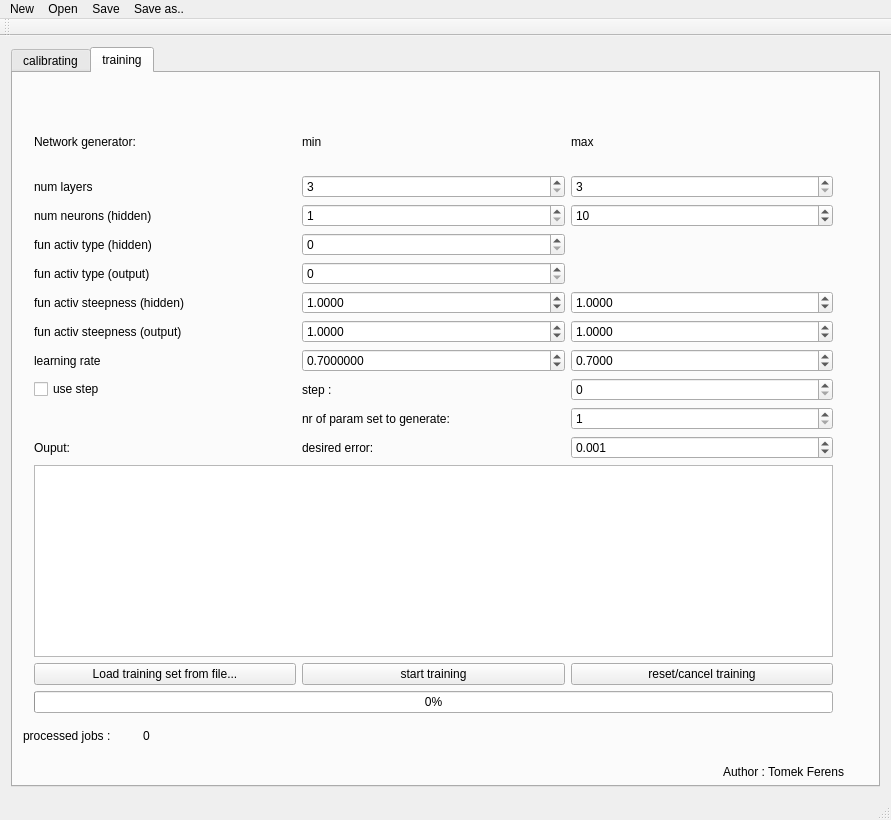
Qt form App/calib_tools/calib_tool/calibtool.ui (ferot/dms) before a commit.
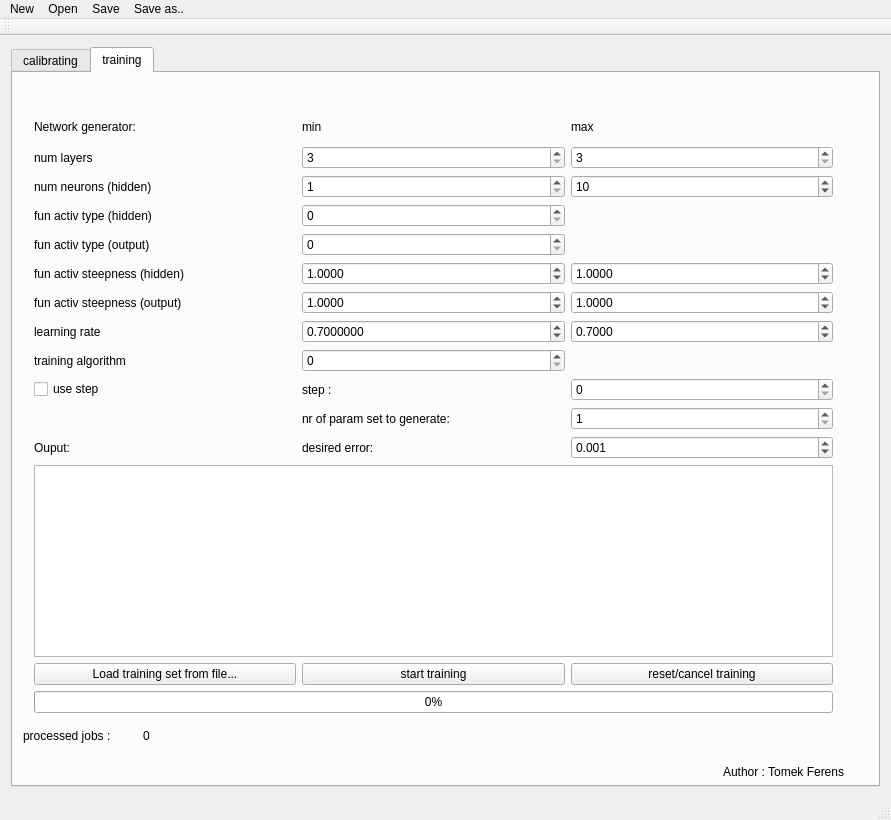
The same form after that commit.

Commit message: Refactor Param generatora and FANN Wrapper to use UI values and added activation funcs reporting

Diff of the .ui file:
```diff
--- a/App/calib_tools/calib_tool/calibtool.ui
+++ b/App/calib_tools/calib_tool/calibtool.ui
@@ -358,7 +358,7 @@
          </rect>
         </property>
         <layout class="QGridLayout" name="gridLayout_2">
-         <item row="2" column="2">
+         <item row="5" column="2">
           <widget class="QSpinBox" name="spinBox_numneur_max">
            <property name="minimum">
             <number>1</number>
@@ -374,47 +374,47 @@
            </property>
           </widget>
          </item>
-         <item row="11" column="0" rowspan="3" colspan="3">
+         <item row="15" column="0" rowspan="3" colspan="3">
           <widget class="QTextEdit" name="text_edit_output"/>
          </item>
-         <item row="0" column="0">
+         <item row="1" column="0">
           <widget class="QLabel" name="label_11">
            <property name="text">
             <string>Network generator:</string>
            </property>
           </widget>
          </item>
-         <item row="2" column="0">
+         <item row="5" column="0">
           <widget class="QLabel" name="label_7">
            <property name="text">
             <string>num neurons (hidden)</string>
            </property>
           </widget>
          </item>
-         <item row="5" column="2">
-          <widget class="QDoubleSpinBox" name="doubleSpinBox_funhidsteep_max">
-           <property name="decimals">
-            <number>4</number>
-           </property>
-           <property name="singleStep">
-            <double>0.010000000000000</double>
-           </property>
-           <property name="value">
-            <double>1.000000000000000</double>
-           </property>
-          </widget>
-         </item>
          <item row="8" column="2">
-          <widget class="QSpinBox" name="step_spinBox_7"/>
+          <widget class="QDoubleSpinBox" name="doubleSpinBox_funhidsteep_max">
+           <property name="decimals">
+            <number>4</number>
+           </property>
+           <property name="singleStep">
+            <double>0.010000000000000</double>
+           </property>
+           <property name="value">
+            <double>1.000000000000000</double>
+           </property>
+          </widget>
          </item>
-         <item row="16" column="0" colspan="3">
+         <item row="20" column="0" colspan="3">
           <widget class="QProgressBar" name="progressBar">
            <property name="value">
             <number>0</number>
            </property>
           </widget>
          </item>
-         <item row="2" column="1">
+         <item row="12" column="2">
+          <widget class="QSpinBox" name="step_spinBox_7"/>
+         </item>
+         <item row="5" column="1">
           <widget class="QSpinBox" name="spinBox_numneur_min">
            <property name="minimum">
             <number>1</number>
@@ -427,7 +427,7 @@
            </property>
           </widget>
          </item>
-         <item row="1" column="1">
+         <item row="4" column="1">
           <widget class="QSpinBox" name="spinBox_numlay_min">
            <property name="minimum">
             <number>3</number>
@@ -437,21 +437,21 @@
            </property>
           </widget>
          </item>
-         <item row="1" column="2">
+         <item row="4" column="2">
           <widget class="QSpinBox" name="spinBox_numlay_max">
            <property name="minimum">
             <number>3</number>
            </property>
           </widget>
          </item>
-         <item row="6" column="0">
+         <item row="9" column="0">
           <widget class="QLabel" name="label_9">
            <property name="text">
             <string>fun activ steepness (output)</string>
            </property>
           </widget>
          </item>
-         <item row="6" column="2">
+         <item row="9" column="2">
           <widget class="QDoubleSpinBox" name="doubleSpinBox_funoutpsteep_max">
            <property name="decimals">
             <number>4</number>
@@ -464,21 +464,21 @@
            </property>
           </widget>
          </item>
-         <item row="0" column="2">
+         <item row="1" column="2">
           <widget class="QLabel" name="label_13">
            <property name="text">
             <string>max</string>
            </property>
           </widget>
          </item>
-         <item row="15" column="0">
+         <item row="19" column="0">
           <widget class="QPushButton" name="loadFromFileButton">
            <property name="text">
             <string>Load training set from file...</string>
            </property>
           </widget>
          </item>
-         <item row="5" column="1">
+         <item row="8" column="1">
           <widget class="QDoubleSpinBox" name="doubleSpinBox_funhidsteep_min">
            <property name="decimals">
             <number>4</number>
@@ -491,14 +491,14 @@
            </property>
           </widget>
          </item>
-         <item row="8" column="0">
+         <item row="12" column="0">
           <widget class="QCheckBox" name="step_checkBox">
            <property name="text">
             <string>use step </string>
            </property>
           </widget>
          </item>
-         <item row="6" column="1">
+         <item row="9" column="1">
           <widget class="QDoubleSpinBox" name="doubleSpinBox__funoutpsteep_min">
            <property name="decimals">
             <number>4</number>
@@ -511,42 +511,42 @@
            </property>
           </widget>
          </item>
-         <item row="0" column="1">
+         <item row="1" column="1">
           <widget class="QLabel" name="label_12">
            <property name="text">
             <string>min</string>
            </property>
           </widget>
          </item>
-         <item row="5" column="0">
+         <item row="8" column="0">
           <widget class="QLabel" name="label_8">
            <property name="text">
             <string>fun activ steepness (hidden)</string>
            </property>
           </widget>
          </item>
-         <item row="8" column="1">
+         <item row="12" column="1">
           <widget class="QLabel" name="label_10">
            <property name="text">
             <string>step : </string>
            </property>
           </widget>
          </item>
-         <item row="1" column="0">
+         <item row="4" column="0">
           <widget class="QLabel" name="label_6">
            <property name="text">
             <string>num layers</string>
            </property>
           </widget>
          </item>
-         <item row="7" column="0">
+         <item row="10" column="0">
           <widget class="QLabel" name="label_5">
            <property name="text">
             <string>learning rate</string>
            </property>
           </widget>
          </item>
-         <item row="7" column="1">
+         <item row="10" column="1">
           <widget class="QDoubleSpinBox" name="doubleSpinBox_learnrate_min">
            <property name="decimals">
             <number>7</number>
@@ -565,7 +565,7 @@
            </property>
           </widget>
          </item>
-         <item row="7" column="2">
+         <item row="10" column="2">
           <widget class="QDoubleSpinBox" name="doubleSpinBox_learnrate_max">
            <property name="decimals">
             <number>4</number>
@@ -578,14 +578,14 @@
            </property>
           </widget>
          </item>
-         <item row="10" column="1">
+         <item row="14" column="1">
           <widget class="QLabel" name="label_14">
            <property name="text">
             <string>desired error:</string>
            </property>
           </widget>
          </item>
-         <item row="10" column="2">
+         <item row="14" column="2">
           <widget class="QDoubleSpinBox" name="doubleSpinBox_desired_error">
            <property name="decimals">
             <number>3</number>
@@ -598,21 +598,21 @@
            </property>
           </widget>
          </item>
-         <item row="9" column="1">
+         <item row="13" column="1">
           <widget class="QLabel" name="label_15">
            <property name="text">
             <string>nr of param set to generate:</string>
            </property>
           </widget>
          </item>
-         <item row="10" column="0">
+         <item row="14" column="0">
           <widget class="QLabel" name="label_train_output">
            <property name="text">
             <string>Ouput:</string>
            </property>
           </widget>
          </item>
-         <item row="9" column="2">
+         <item row="13" column="2">
           <widget class="QSpinBox" name="spinBox_setCount">
            <property name="minimum">
             <number>1</number>
@@ -622,21 +622,21 @@
            </property>
           </widget>
          </item>
-         <item row="15" column="1">
+         <item row="19" column="1">
           <widget class="QPushButton" name="button_start_training">
            <property name="text">
             <string>start training</string>
            </property>
           </widget>
          </item>
-         <item row="15" column="2">
+         <item row="19" column="2">
           <widget class="QPushButton" name="button_cancel_training">
            <property name="text">
             <string>reset/cancel training</string>
            </property>
           </widget>
          </item>
-         <item row="3" column="0">
+         <item row="6" column="0">
           <widget class="QLabel" name="label_18">
            <property name="toolTip">
             <string extracomment="0 - LINEAR 3-SIGMOID 4-SIG_STEPWISE 5-SIG_SYMMETRIC 6-SIG_SYM_STEP">0 - LINEAR 3-SIGMOID 4-SIG_STEPWISE 5-SIG_SYMMETRIC 6-SIG_SYM_STEP</string>
@@ -649,14 +649,14 @@
            </property>
           </widget>
          </item>
-         <item row="4" column="0">
+         <item row="7" column="0">
           <widget class="QLabel" name="label_19">
            <property name="text">
             <string>fun activ type (output)</string>
            </property>
           </widget>
          </item>
-         <item row="3" column="1">
+         <item row="6" column="1">
           <widget class="QSpinBox" name="spinBox_fun_hidden_type">
            <property name="toolTip">
             <string notr="true">0 - LINEAR 3-SIGMOID 4-SIG_STEPWISE 5-SIG_SYMMETRIC 6-SIG_SYM_STEP</string>
@@ -675,7 +675,7 @@
            </property>
           </widget>
          </item>
-         <item row="4" column="1">
+         <item row="7" column="1">
           <widget class="QSpinBox" name="spinBox_fun_output_type">
            <property name="toolTip">
             <string>0 - LINEAR 3-SIGMOID 4-SIG_STEPWISE 5-SIG_SYMMETRIC 6-SIG_SYM_STEP</string>
@@ -691,6 +691,38 @@
            </property>
           </widget>
          </item>
+         <item row="11" column="0">
+          <widget class="QLabel" name="label_20">
+           <property name="toolTip">
+            <string extracomment="0 - LINEAR 3-SIGMOID 4-SIG_STEPWISE 5-SIG_SYMMETRIC 6-SIG_SYM_STEP">0 - LINEAR 3-SIGMOID 4-SIG_STEPWISE 5-SIG_SYMMETRIC 6-SIG_SYM_STEP</string>
+           </property>
+           <property name="toolTipDuration">
+            <number>5</number>
+           </property>
+           <property name="text">
+            <string>training algorithm</string>
+           </property>
+          </widget>
+         </item>
+         <item row="11" column="1">
+          <widget class="QSpinBox" name="spinBox_train_alg">
+           <property name="toolTip">
+            <string notr="true">0 - BACKPROP 1-BATCH 2-RPROP 3-QUICKPROP 4-SARPROP</string>
+           </property>
+           <property name="whatsThis">
+            <string/>
+           </property>
+           <property name="minimum">
+            <number>0</number>
+           </property>
+           <property name="maximum">
+            <number>1000</number>
+           </property>
+           <property name="value">
+            <number>0</number>
+           </property>
+          </widget>
+         </item>
         </layout>
        </widget>
        <widget class="QLabel" name="job_processed_text">
```
The commit also changes 2 other files.
